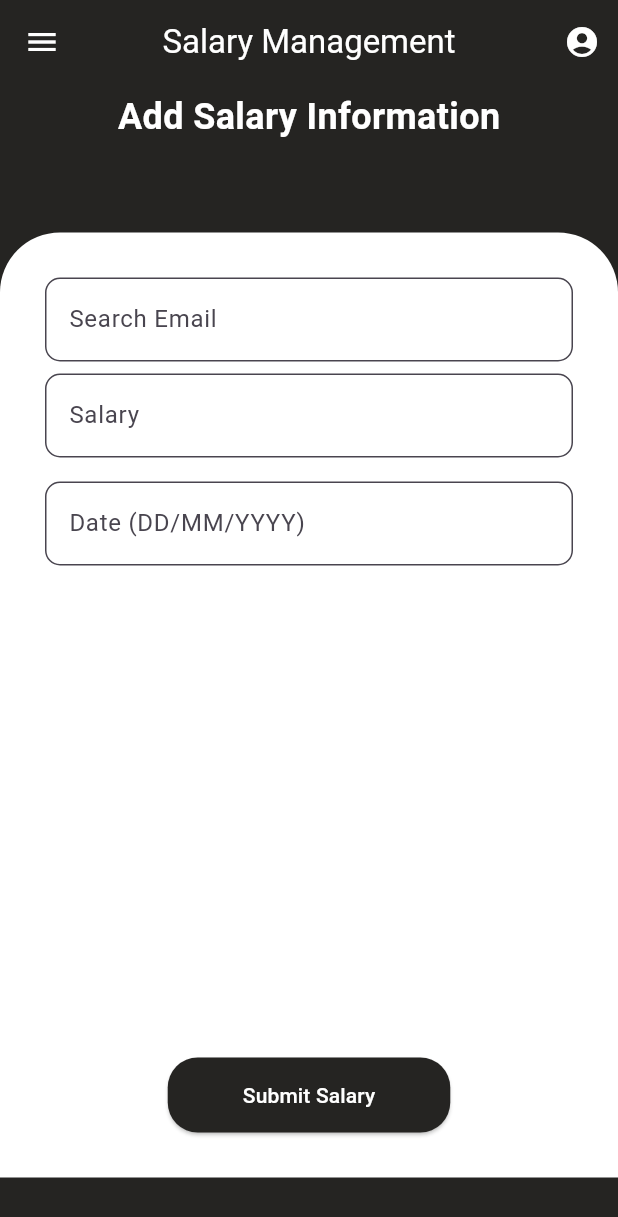
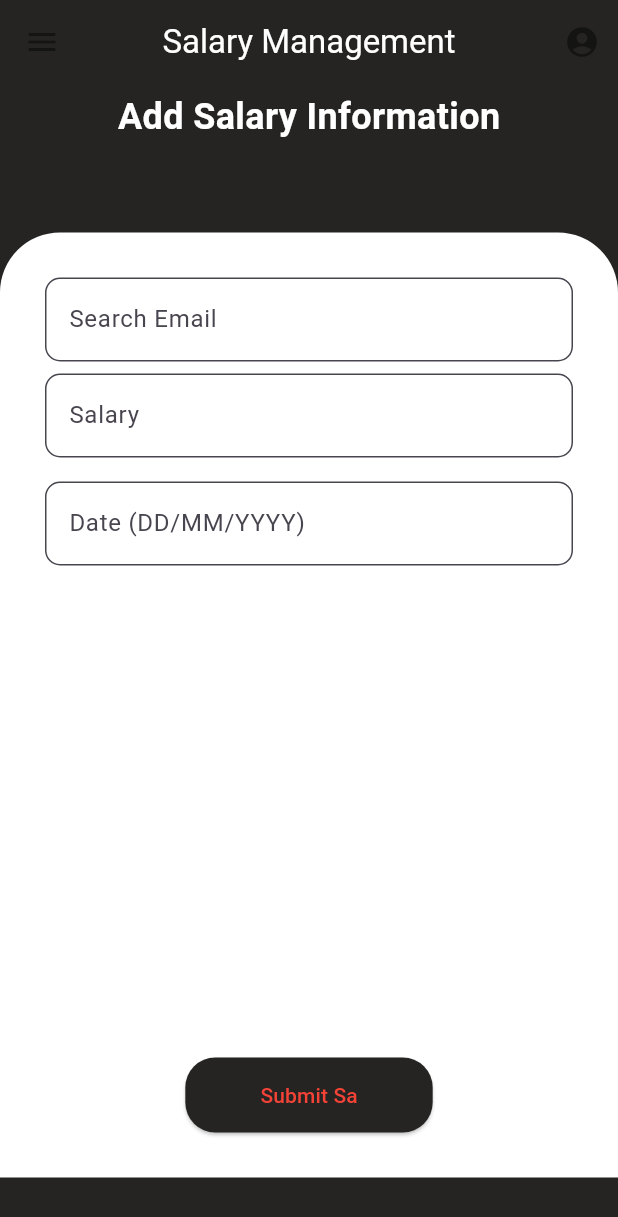
Before and after one commit to Duhudu/CreativeWeb, a Flutter app: the SalaryPage screen opened directly, on a phone screen of 412 x 824 dp. Shown: the top 1217 px of the screen. Run offline on Flutter 3.47's test engine with Material 3 defaults, Android fonts, the light colour scheme and no system bars; our stand-ins replace cloud_firestore, firebase_auth, firebase_core, fluttertoast; accounts and stored records are empty.

Commit message:
Change the UI aliment and code in the Admin Salary page

```diff
--- a/lib/admin/admin_salary.dart
+++ b/lib/admin/admin_salary.dart
@@ -106,11 +106,11 @@ class _SalaryPageState extends State<SalaryPage>{
         ),
         // back ground color and the app bar icon color
         backgroundColor: Color(0xFF252422),
-        iconTheme: IconThemeData(color: Colors.white),
+        iconTheme: IconThemeData(color: Colors.black45),
         //btn for profile page
         actions: [
           IconButton(
-            icon: Icon(Icons.account_circle, color: Colors.white,),
+            icon: Icon(Icons.account_circle, color: Colors.black45,),
             onPressed: (){
               //Navigate to the profile page
               Navigator.push(
@@ -193,10 +193,10 @@ class _SalaryPageState extends State<SalaryPage>{
                           shape: RoundedRectangleBorder(borderRadius: BorderRadius.circular(20)),
                         ),
                       child: Text(
-                          "Submit Salary",
+                          "Submit Sa",
                           style:
                           TextStyle(
-                              color: Colors.white
+                              color: Colors.red
                           )
                       ),
                     ),
```
